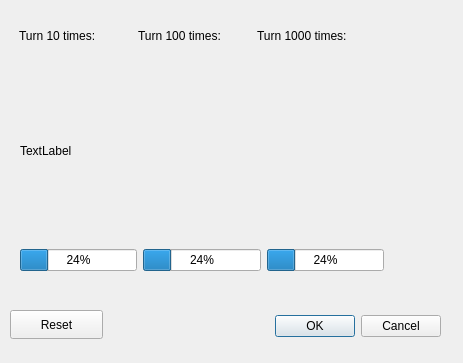
Qt form achievements.ui (mburakowski/HID-app) before a commit.
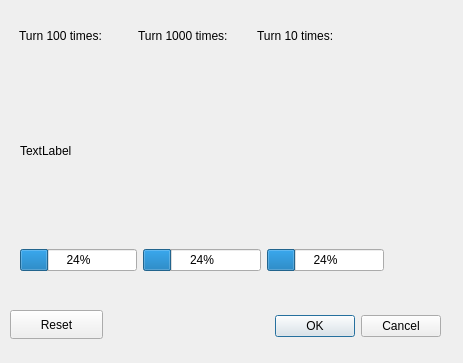
The same form after that commit.

```diff
--- a/achievements.ui
+++ b/achievements.ui
@@ -52,13 +52,6 @@
     </rect>
    </property>
    <layout class="QHBoxLayout" name="horizontalLayout">
-    <item>
-     <widget class="QProgressBar" name="progressBar_3">
-      <property name="value">
-       <number>24</number>
-      </property>
-     </widget>
-    </item>
     <item>
      <widget class="QProgressBar" name="progressBar_2">
       <property name="value">
@@ -66,6 +59,13 @@
       </property>
      </widget>
     </item>
+    <item>
+     <widget class="QProgressBar" name="progressBar_3">
+      <property name="value">
+       <number>24</number>
+      </property>
+     </widget>
+    </item>
     <item>
      <widget class="QProgressBar" name="progressBar">
       <property name="value">
@@ -85,13 +85,6 @@
     </rect>
    </property>
    <layout class="QHBoxLayout" name="horizontalLayout_2">
-    <item>
-     <widget class="QLabel" name="label_3">
-      <property name="text">
-       <string>Turn 10 times:</string>
-      </property>
-     </widget>
-    </item>
     <item>
      <widget class="QLabel" name="label_2">
       <property name="text">
@@ -106,6 +99,13 @@
       </property>
      </widget>
     </item>
+    <item>
+     <widget class="QLabel" name="label_3">
+      <property name="text">
+       <string>Turn 10 times:</string>
+      </property>
+     </widget>
+    </item>
    </layout>
   </widget>
   <widget class="QPushButton" name="Reset">
```
